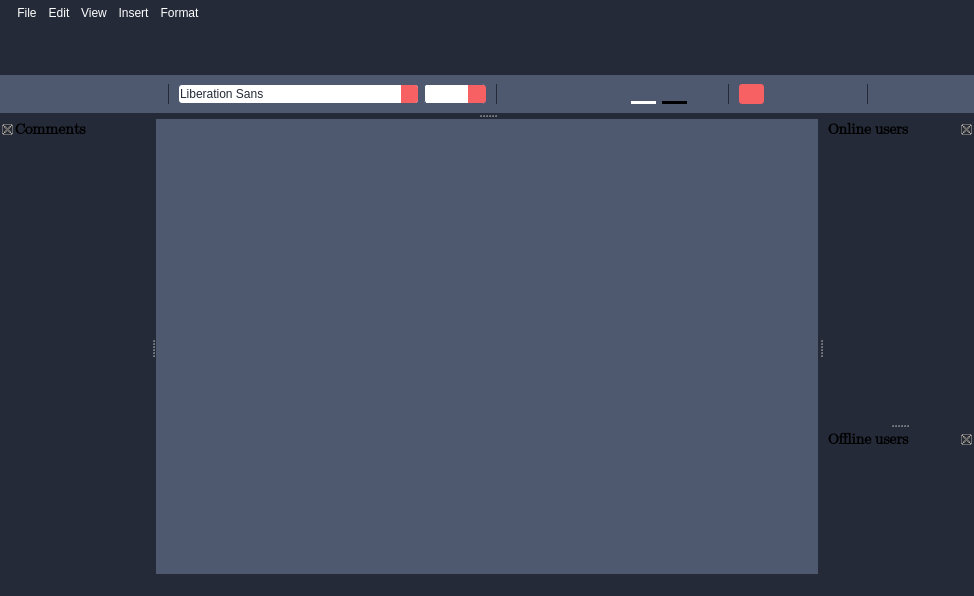
Above: src/client/gui/ui/texteditor.ui from aleoli/Shared-Editor before the change. Below: the same form after it.
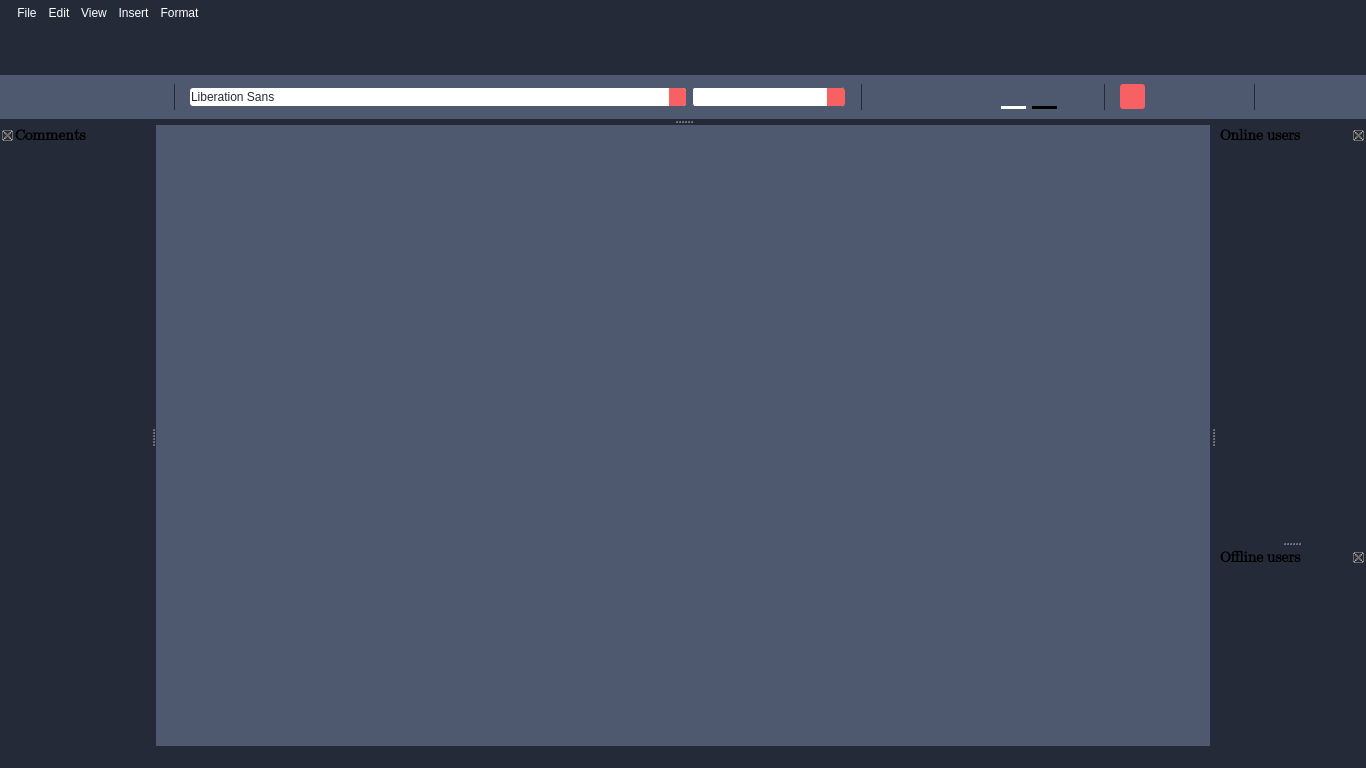
That is the form after the change. Icons and pictures are not drawn.

Patch:
```diff
--- a/src/client/gui/ui/texteditor.ui
+++ b/src/client/gui/ui/texteditor.ui
@@ -6,8 +6,8 @@
    <rect>
     <x>0</x>
     <y>0</y>
-    <width>768</width>
-    <height>596</height>
+    <width>1366</width>
+    <height>768</height>
    </rect>
   </property>
   <property name="windowTitle">
@@ -73,7 +73,7 @@
     <rect>
      <x>0</x>
      <y>0</y>
-     <width>768</width>
+     <width>1366</width>
      <height>56</height>
     </rect>
    </property>
@@ -600,14 +600,14 @@
    </property>
    <property name="minimumSize">
     <size>
-     <width>0</width>
-     <height>0</height>
+     <width>768</width>
+     <height>63</height>
     </size>
    </property>
    <property name="maximumSize">
     <size>
-     <width>16777215</width>
-     <height>16777215</height>
+     <width>524287</width>
+     <height>524287</height>
     </size>
    </property>
    <property name="layoutDirection">
```
